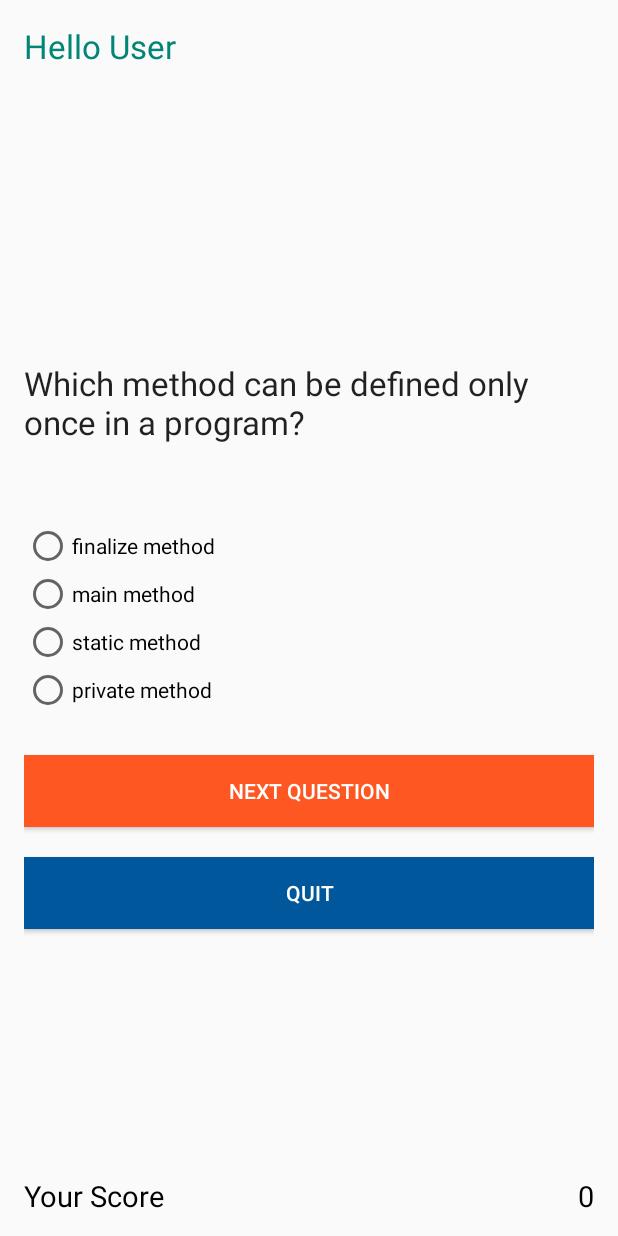
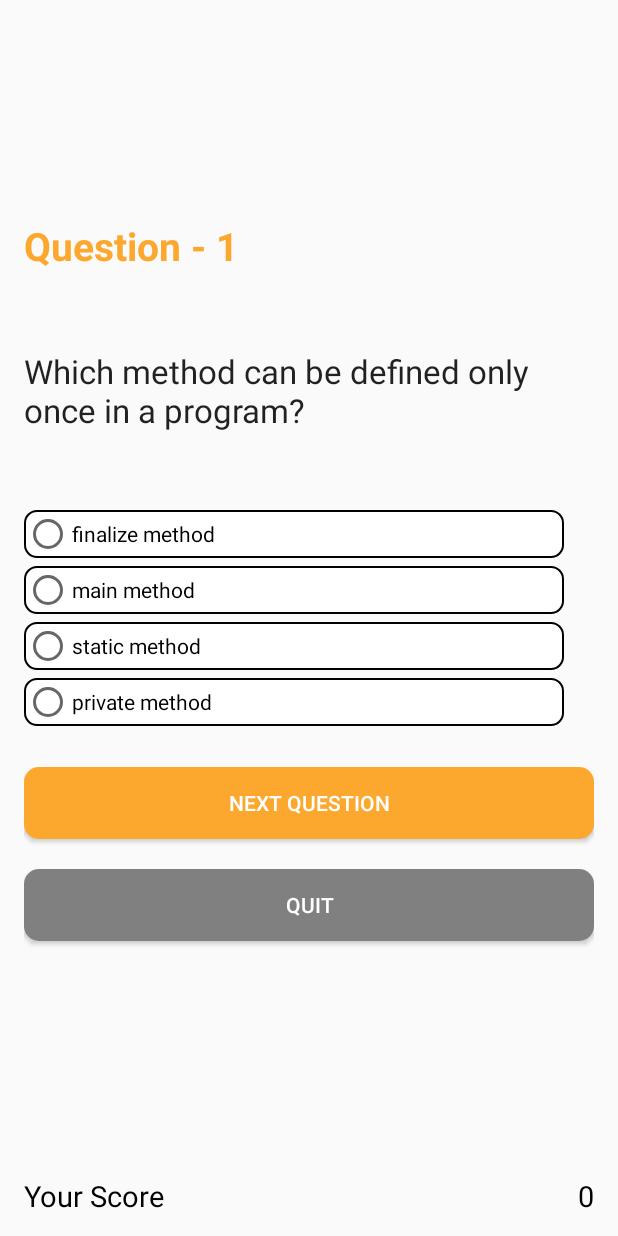
Before and after one commit to YKaroui/TOP-Quizz, an Android app: the screen it shows after launch (QuestionsActivity), after a tap on "START", on a phone screen of 412 x 824 dp. Run offline under Robolectric (Android 15) with nearby library versions, the light colour scheme and no system bars.

Commit message:
Question activity updated

```diff
--- a/app/src/main/java/com/topQuizz/QuestionsActivity.java
+++ b/app/src/main/java/com/topQuizz/QuestionsActivity.java
@@ -15,7 +15,6 @@
     Button submitbutton, quitbutton;
     RadioGroup radio_g;
     RadioButton rb1,rb2,rb3,rb4;
-
     String questions[] = {
                             "Which method can be defined only once in a program?",
                             "Which of these is not a bitwise operator?",
@@ -49,14 +48,15 @@
         setContentView(R.layout.activity_questions);
 
         final TextView score = (TextView)findViewById(R.id.textView4);
-        TextView textView=(TextView)findViewById(R.id.DispName);
+        //TextView textView=(TextView)findViewById(R.id.DispName);
+        TextView questionNumber = (TextView)findViewById(R.id.textView9);
         Intent intent = getIntent();
         String name= intent.getStringExtra("myname");
 
-        if (name.trim().equals(""))
+        /*if (name.trim().equals(""))
             textView.setText("Hello User");
         else
-        textView.setText("Hello " + name);
+        textView.setText("Hello " + name);*/
 
         submitbutton=(Button)findViewById(R.id.button3);
         quitbutton=(Button)findViewById(R.id.buttonquit);
@@ -68,6 +68,7 @@
         rb3=(RadioButton)findViewById(R.id.radioButton3);
         rb4=(RadioButton)findViewById(R.id.radioButton4);
         tv.setText(questions[flag]);
+        questionNumber.setText("Question - "+(flag+1));
         rb1.setText(opt[0]);
         rb2.setText(opt[1]);
         rb3.setText(opt[2]);
@@ -96,7 +97,7 @@
                 }
 
                 flag++;
-
+                questionNumber.setText("Question - "+ (flag+1));
                 if (score != null)
                     score.setText(""+correct);
 
--- /dev/null
+++ b/app/src/main/res/drawable/button_color.xml
@@ -0,0 +1,40 @@
+<?xml version="1.0" encoding="utf-8"?>
+
+<selector xmlns:android="http://schemas.android.com/apk/res/android">
+
+
+
+
+    <item android:state_checked="true">
+
+        <shape android:shape="rectangle">
+
+            <solid android:color="#FCA82F"/>
+
+            <corners android:radius="8dp"/>
+
+        </shape>
+
+    </item>
+
+
+
+
+    <item android:state_checked="false">
+
+        <shape android:shape="rectangle">
+
+            <solid android:color="@android:color/background_light"/>
+
+            <corners android:radius="8dp"/>
+
+            <stroke
+                android:width="1dp"
+                android:color="#000000" >
+            </stroke>
+
+        </shape>
+
+    </item>
+
+</selector>
--- a/app/src/main/res/layout/activity_developer.xml
+++ b/app/src/main/res/layout/activity_developer.xml
@@ -34,8 +34,9 @@
         android:layout_alignParentLeft="true"
         android:layout_alignParentStart="true"
         android:layout_marginBottom="31dp"
-        android:background="#01579B"
-        android:textColor="#ffffff" />
+        android:textColor="#ffffff"
+        android:background="@drawable/rounded_button"
+        />
 
     <ImageView
         android:id="@+id/imageView"
@@ -102,7 +103,7 @@
         android:layout_width="80dp"
         android:layout_height="80dp"
         android:id="@+id/imageView2"
-        android:src="@drawable/oussama"
+        android:src="@drawable/oussema_head"
         android:layout_alignTop="@+id/textView7"
         android:layout_alignParentLeft="true"
         android:layout_alignParentStart="true"
--- a/app/src/main/res/layout/activity_questions.xml
+++ b/app/src/main/res/layout/activity_questions.xml
@@ -9,21 +9,9 @@
     android:paddingTop="@dimen/activity_vertical_margin"
     tools:context="com.topQuizz.QuestionsActivity">
 
-    <TextView
-        android:layout_width="200dp"
-        android:layout_height="wrap_content"
-        android:textAppearance="?android:attr/textAppearanceLarge"
-        android:id="@+id/DispName"
-        android:textColor="@color/accent_material_light"
-        android:layout_alignParentTop="true"
-        android:layout_alignParentLeft="true"
-        android:layout_alignParentStart="true" />
-
     <RadioGroup
         android:layout_width="wrap_content"
         android:layout_height="wrap_content"
-        android:layout_alignLeft="@+id/DispName"
-        android:layout_alignStart="@+id/DispName"
         android:id="@+id/answersgrp"
         android:clickable="true"
         android:layout_centerVertical="true">
@@ -32,33 +20,40 @@
 
 
         <RadioButton
-            android:layout_width="wrap_content"
+            android:layout_width="360dp"
             android:layout_height="wrap_content"
             android:text="A"
             android:id="@+id/radioButton"
             android:checked="false"
+            android:background="@drawable/button_color"
             />
 
         <RadioButton
-            android:layout_width="wrap_content"
-            android:layout_height="wrap_content"
+            android:layout_width="fill_parent"
+            android:layout_height="fill_parent"
             android:text="B"
             android:id="@+id/radioButton2"
-            android:checked="false" />
+            android:checked="false"
+            android:background="@drawable/button_color"
+            android:layout_marginTop="5dp"/>
 
         <RadioButton
-            android:layout_width="wrap_content"
-            android:layout_height="wrap_content"
+            android:layout_width="fill_parent"
+            android:layout_height="fill_parent"
             android:text="C"
             android:id="@+id/radioButton3"
-            android:checked="false" />
+            android:checked="false"
+            android:background="@drawable/button_color"
+            android:layout_marginTop="5dp"/>
 
         <RadioButton
-            android:layout_width="wrap_content"
-            android:layout_height="wrap_content"
+            android:layout_width="fill_parent"
+            android:layout_height="fill_parent"
             android:text="D"
             android:id="@+id/radioButton4"
-            android:checked="false" />
+            android:checked="false"
+            android:background="@drawable/button_color"
+            android:layout_marginTop="5dp"/>
 
     </RadioGroup>
 
@@ -71,7 +66,7 @@
         android:layout_below="@+id/answersgrp"
         android:layout_alignParentRight="true"
         android:layout_alignParentEnd="true"
-        android:background="#FF5722"
+        android:background="@drawable/rounded_button"
         android:textColor="#ffffff"/>
 
     <Button
@@ -83,7 +78,8 @@
         android:layout_below="@+id/button3"
         android:layout_alignParentRight="true"
         android:layout_alignParentEnd="true"
-        android:background="#01579B"
+        android:background="@drawable/rounded_button"
+        android:backgroundTint="#808080"
         android:textColor="#ffffff" />
 
     <TextView
@@ -100,7 +96,6 @@
     <TextView
         android:layout_width="wrap_content"
         android:layout_height="24dp"
-        android:textAppearance="@color/abc_background_cache_hint_selector_material_dark"
         android:text="Your Score"
         android:id="@+id/textView3"
         android:textColor="#000000"
@@ -110,13 +105,24 @@
     <TextView
         android:layout_width="wrap_content"
         android:layout_height="24dp"
-        android:textAppearance="@color/abc_background_cache_hint_selector_material_dark"
         android:id="@+id/textView4"
         android:text="0"
         android:textColor="#000000"
         android:layout_alignParentBottom="true"
         android:textAlignment="center"
         android:layout_alignParentRight="true"
-        android:textSize="19dp" />
+        android:textSize="19dp"
+        android:gravity="center_horizontal" />
+
+    <TextView
+        android:id="@+id/textView9"
+        android:layout_width="wrap_content"
+        android:layout_height="wrap_content"
+        android:layout_marginTop="130dp"
+        android:text=""
+        android:textColor="#FCA82F"
+        android:textStyle="bold"
+        android:textSize="26dp"
+        />
 
 </RelativeLayout>
```
Also changed, not shown: app/src/main/res/drawable/oussema_head.png (added).
